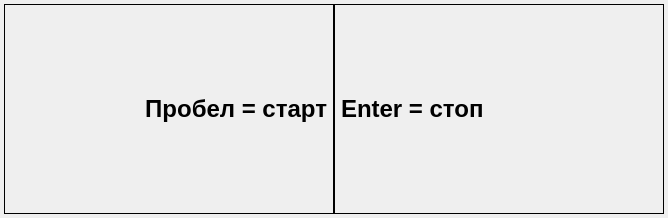
First picture: the form in Easy-work/Plugin/RegimeFile/RegimeFile/regimefile.ui, repository KeyGen/Easy-work, before the edit.
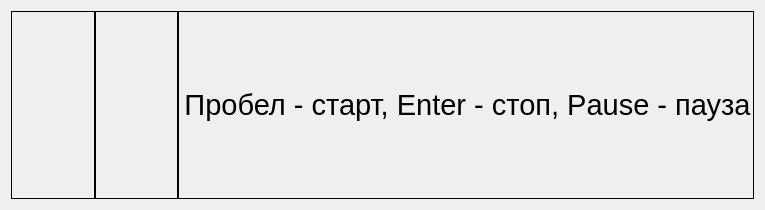
Second picture: the form after the edit.

Patch:
```diff
--- a/Easy-work/Plugin/RegimeFile/RegimeFile/regimefile.ui
+++ b/Easy-work/Plugin/RegimeFile/RegimeFile/regimefile.ui
@@ -6,25 +6,19 @@
    <rect>
     <x>0</x>
     <y>0</y>
-    <width>668</width>
-    <height>218</height>
+    <width>765</width>
+    <height>210</height>
    </rect>
   </property>
   <property name="windowTitle">
    <string>Режим файла</string>
   </property>
-  <layout class="QGridLayout" name="centralGridLayout">
-   <property name="margin">
-    <number>4</number>
-   </property>
+  <layout class="QGridLayout" name="gridLayout">
    <item row="0" column="0">
     <layout class="QHBoxLayout" name="horizontalLayout">
      <property name="spacing">
       <number>0</number>
      </property>
-     <property name="leftMargin">
-      <number>0</number>
-     </property>
      <item>
       <widget class="QLabel" name="labelShow">
        <property name="font">
@@ -34,11 +28,17 @@
          <bold>true</bold>
         </font>
        </property>
+       <property name="styleSheet">
+        <string notr="true">    background: qlineargradient(x1:0, y1:0.5, x2:1, y2:0.5, 
+				stop:0 #9C9C9C, 
+				stop:0.5 #E8E8E8, 
+				stop:1 #9C9C9C);</string>
+       </property>
        <property name="frameShape">
         <enum>QFrame::Box</enum>
        </property>
        <property name="text">
-        <string>Пробел = старт</string>
+        <string/>
        </property>
        <property name="alignment">
         <set>Qt::AlignRight|Qt::AlignTrailing|Qt::AlignVCenter</set>
@@ -57,11 +57,27 @@
          <bold>true</bold>
         </font>
        </property>
+       <property name="styleSheet">
+        <string notr="true">    background: qlineargradient(x1:0, y1:0.5, x2:1, y2:0.5,
+			      stop:0 #464451, 
+			      stop:0.5  #9C9C9C, 
+			      stop:1 #464451);</string>
+       </property>
        <property name="frameShape">
         <enum>QFrame::Box</enum>
        </property>
        <property name="text">
-        <string>Enter = стоп</string>
+        <string/>
+       </property>
+      </widget>
+     </item>
+     <item>
+      <widget class="QLabel" name="labelStart">
+       <property name="frameShape">
+        <enum>QFrame::Box</enum>
+       </property>
+       <property name="text">
+        <string>&lt;html&gt;&lt;head/&gt;&lt;body&gt;&lt;p align=&quot;center&quot;&gt;&lt;span style=&quot; font-size:22pt;&quot;&gt;Пробел - старт, Enter - стоп, Pause - пауза&lt;/span&gt;&lt;/p&gt;&lt;/body&gt;&lt;/html&gt;</string>
        </property>
       </widget>
      </item>
```
